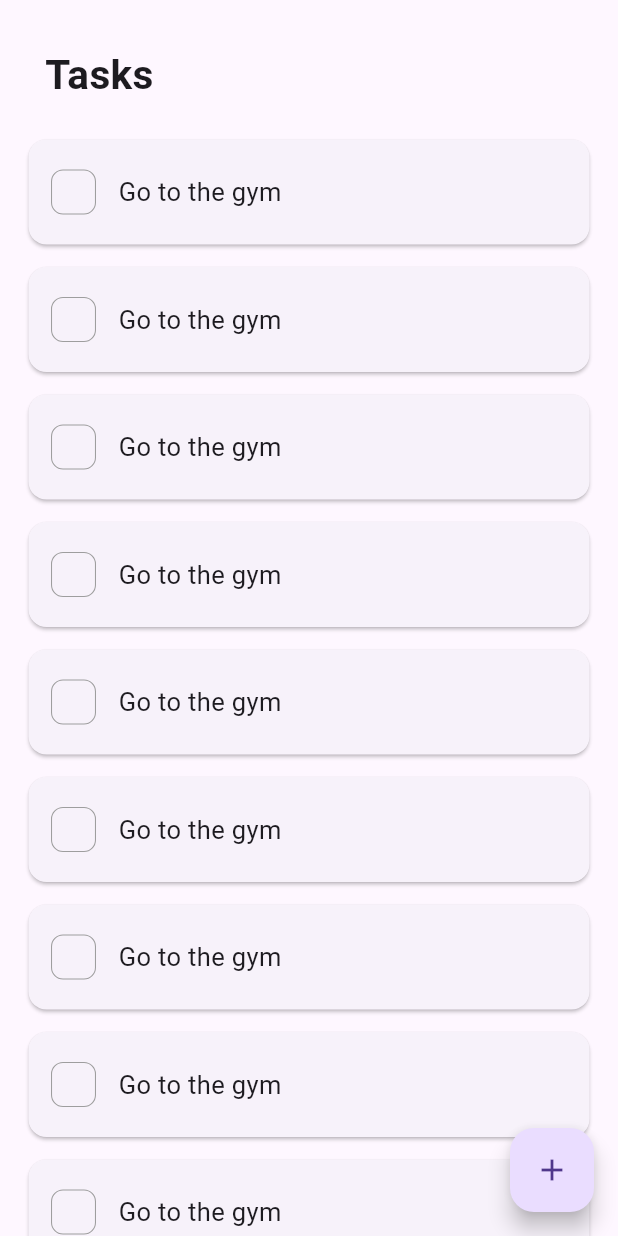
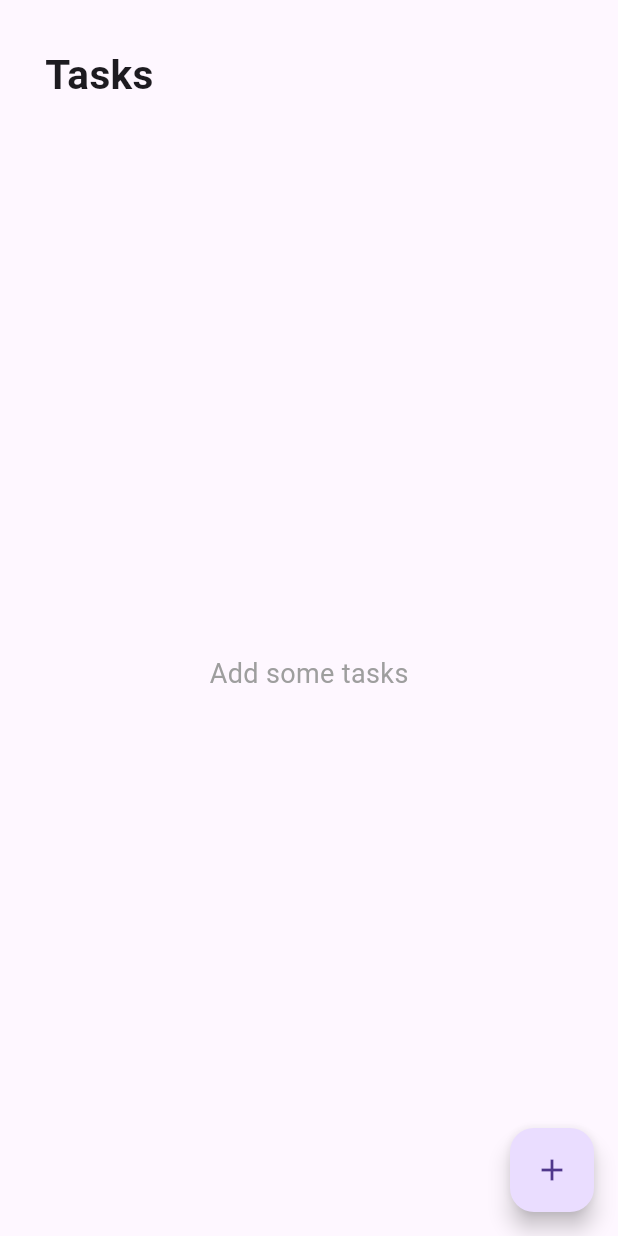
Before and after one commit to nadahossamismail/task_manager, a Flutter app: the screen it shows after launch, on a phone screen of 412 x 824 dp. Run offline on Flutter 3.47's test engine with Material 3 defaults, Android fonts, the phone set to English and light mode, and no system bars.

Commit message:
Implement HomeViewModel

```diff
--- a/lib/features/home/data/models/task_model.dart
+++ b/lib/features/home/data/models/task_model.dart
@@ -0,0 +1,6 @@
+class TaskModel {
+  final String title;
+  bool isCompleted;
+
+  TaskModel({required this.title, this.isCompleted = false}) ;
+}
--- a/lib/features/home/presentation/home_view.dart
+++ b/lib/features/home/presentation/home_view.dart
@@ -1,5 +1,8 @@
 import 'package:flutter/material.dart';
+import 'package:provider/provider.dart';
+import 'package:task_manager/features/home/presentation/home_viewmodel.dart';
 import 'package:task_manager/features/home/presentation/widgets/add_Task.dart';
+import 'package:task_manager/features/home/presentation/widgets/empty_list.dart';
 import 'package:task_manager/features/home/presentation/widgets/tasks_list.dart';
 
 class HomeView extends StatelessWidget {
@@ -7,6 +10,7 @@ class HomeView extends StatelessWidget {
 
   @override
   Widget build(BuildContext context) {
+    var taskList = Provider.of<HomeViewmodel>(context).tasksList;
     void openBottomSheet() {
       showModalBottomSheet(
         isScrollControlled: true,
@@ -29,7 +33,6 @@ class HomeView extends StatelessWidget {
     return SafeArea(
       child: Scaffold(
         body: Column(
-          //spacing: 20,
           crossAxisAlignment: CrossAxisAlignment.start,
           children: [
             Padding(
@@ -39,7 +42,7 @@ class HomeView extends StatelessWidget {
                 style: TextStyle(fontSize: 27, fontWeight: FontWeight.w600),
               ),
             ),
-            TasksList(),
+            taskList.isEmpty ? EmptyList() : TasksList(tasksList: taskList),
           ],
         ),
 
--- a/lib/features/home/presentation/home_viewmodel.dart
+++ b/lib/features/home/presentation/home_viewmodel.dart
@@ -0,0 +1,30 @@
+import 'dart:collection';
+import 'package:flutter/material.dart';
+import 'package:task_manager/features/home/data/models/task_model.dart';
+
+class HomeViewmodel extends ChangeNotifier {
+  final List<TaskModel> _tasksList = [];
+
+  UnmodifiableListView<TaskModel> get tasksList =>
+      UnmodifiableListView(_tasksList);
+
+  void loadTasks() {
+
+    notifyListeners();
+  }
+
+  void addTask(TaskModel task) {
+    _tasksList.add(task);
+    notifyListeners();
+  }
+
+  void toggleTask(TaskModel task) {
+    task.isCompleted = !task.isCompleted;
+    notifyListeners();
+  }
+
+  void deleteTask(TaskModel task) {
+    _tasksList.remove(task);
+    notifyListeners();
+  }
+}
--- /dev/null
+++ b/lib/features/home/presentation/widgets/empty_list.dart
@@ -0,0 +1,17 @@
+import 'package:flutter/material.dart';
+
+class EmptyList extends StatelessWidget {
+  const EmptyList({super.key});
+
+  @override
+  Widget build(BuildContext context) {
+    return Expanded(
+      child: Center(
+        child: Text(
+          "Add some tasks",
+          style: const TextStyle(fontSize: 18, color: Colors.grey),
+        ),
+      ),
+    );
+  }
+}
--- a/lib/features/home/presentation/widgets/task_tile.dart
+++ b/lib/features/home/presentation/widgets/task_tile.dart
@@ -1,17 +1,15 @@
 import 'package:flutter/material.dart';
+import 'package:provider/provider.dart';
+import 'package:task_manager/features/home/data/models/task_model.dart';
+import 'package:task_manager/features/home/presentation/home_viewmodel.dart';
 
-class TaskTile extends StatefulWidget {
-  final String title;
-  const TaskTile({super.key, required this.title});
+class TaskTile extends StatelessWidget {
+  final TaskModel task;
+  const TaskTile({super.key, required this.task});
 
   @override
-  State<TaskTile> createState() => _TaskTileState();
-}
-
-class _TaskTileState extends State<TaskTile> {
-  bool? isChecked = false;
-  @override
   Widget build(BuildContext context) {
+    var vm = context.read<HomeViewmodel>();
     return Padding(
       padding: const EdgeInsets.only(bottom: 7),
       child: Card(
@@ -21,29 +19,27 @@ class _TaskTileState extends State<TaskTile> {
             spacing: 15,
             children: [
               Container(
-                width: 30,
-                height: 30,
+                width: 28,
+                height: 28,
                 decoration: BoxDecoration(
                   border: Border.all(width: 0.7, color: Colors.grey),
                   color:
-                      isChecked!
+                      task.isCompleted
                           ? Theme.of(context).primaryColor
                           : Colors.transparent,
                   borderRadius: BorderRadius.circular(8),
                 ),
                 child: Checkbox(
-                  value: isChecked,
+                  value: task.isCompleted,
                   onChanged: (checked) {
-                    setState(() {
-                      isChecked = checked;
-                    });
+                    vm.toggleTask(task);
                   },
                   activeColor: Colors.transparent,
                   materialTapTargetSize: MaterialTapTargetSize.shrinkWrap,
                   side: BorderSide.none,
                 ),
               ),
-              Text(widget.title, style: TextStyle(fontSize: 17)),
+              Text(task.title, style: TextStyle(fontSize: 17)),
             ],
           ),
         ),
--- a/lib/features/home/presentation/widgets/tasks_list.dart
+++ b/lib/features/home/presentation/widgets/tasks_list.dart
@@ -1,19 +1,26 @@
 import 'package:flutter/material.dart';
+import 'package:provider/provider.dart';
+import 'package:task_manager/features/home/data/models/task_model.dart';
+import 'package:task_manager/features/home/presentation/home_viewmodel.dart';
 import 'package:task_manager/features/home/presentation/widgets/task_tile.dart';
 
 class TasksList extends StatelessWidget {
-  const TasksList({super.key});
+  const TasksList({super.key, required this.tasksList});
+  final List<TaskModel> tasksList;
 
   @override
   Widget build(BuildContext context) {
+    var vm = context.read<HomeViewmodel>();
     return Expanded(
       child: ListView.builder(
-        itemCount: 15,
-        padding: EdgeInsets.only(left: 15, right: 15, bottom: 15,top: 15),
+        itemCount: tasksList.length,
+        padding: EdgeInsets.only(left: 15, right: 15, bottom: 15, top: 15),
         itemBuilder:
             (context, index) => Dismissible(
               direction: DismissDirection.endToStart,
-              onDismissed: (direction) {},
+              onDismissed: (direction) {
+                vm.deleteTask(tasksList[index]);
+              },
               background: Container(
                 margin: const EdgeInsets.all(8),
                 alignment: Alignment.centerRight,
@@ -25,7 +32,7 @@ class TasksList extends StatelessWidget {
                 child: Icon(Icons.delete, color: Colors.white),
               ),
               key: ValueKey(index),
-              child: TaskTile(title: "Go to the gym"),
+              child: TaskTile(task: tasksList[index]),
             ),
       ),
     );
--- a/lib/main.dart
+++ b/lib/main.dart
@@ -1,5 +1,7 @@
 import 'package:flutter/material.dart';
+import 'package:provider/provider.dart';
 import 'package:task_manager/features/home/presentation/home_view.dart';
+import 'package:task_manager/features/home/presentation/home_viewmodel.dart';
 
 void main() {
   runApp(const MainApp());
@@ -10,9 +12,9 @@ class MainApp extends StatelessWidget {
 
   @override
   Widget build(BuildContext context) {
-    return const MaterialApp(
-      debugShowCheckedModeBanner: false,
-      home: HomeView(),
+    return ChangeNotifierProvider(
+      create: (BuildContext context) => HomeViewmodel(),
+      child: MaterialApp(debugShowCheckedModeBanner: false, home: HomeView()),
     );
   }
 }
--- a/pubspec.yaml
+++ b/pubspec.yaml
@@ -9,6 +9,7 @@ environment:
 dependencies:
   flutter:
     sdk: flutter
+  provider: ^6.1.5
 
 dev_dependencies:
   flutter_test:
```
Also changed, not shown: lib/core/app_routes.dart (+6 -1 lines), lib/features/home/presentation/widgets/add_task.dart (+9 -1 lines), pubspec.lock.
